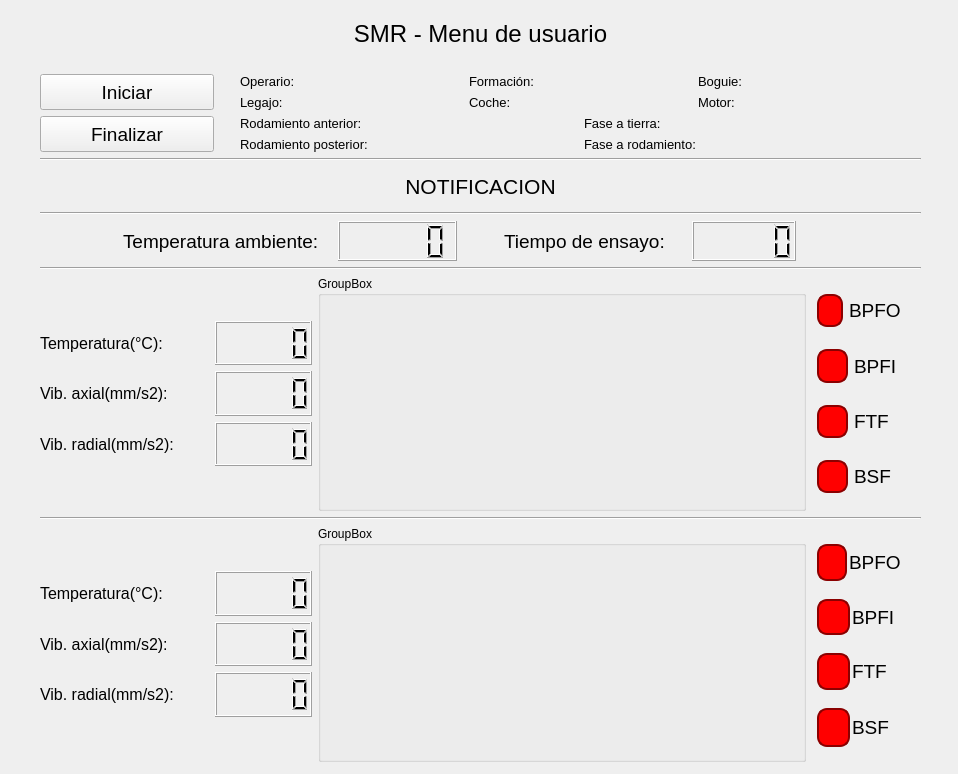
nvargas24/Sistema_medicion_de_rodamientos-SMR, file app_smr/Qt/win_user.ui: the form before one commit.
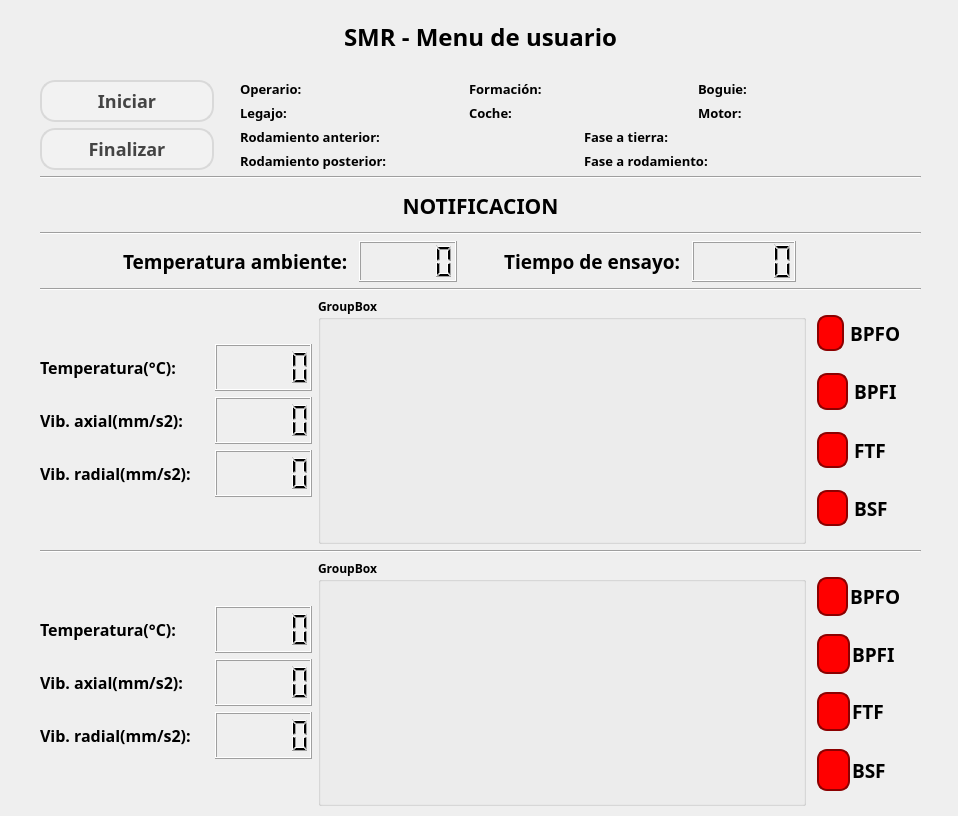
The form after the commit.

Commit message: cambio estilo de widgets en todas las ventanas

Diff of the .ui file:
```diff
--- a/app_smr/Qt/win_user.ui
+++ b/app_smr/Qt/win_user.ui
@@ -7,7 +7,7 @@
     <x>0</x>
     <y>0</y>
     <width>958</width>
-    <height>774</height>
+    <height>816</height>
    </rect>
   </property>
   <property name="windowTitle">
@@ -20,15 +20,25 @@
       <x>40</x>
       <y>20</y>
       <width>881</width>
-      <height>742</height>
+      <height>786</height>
      </rect>
     </property>
+    <property name="font">
+     <font>
+      <family>Segoe UI Semibold</family>
+      <weight>75</weight>
+      <bold>true</bold>
+     </font>
+    </property>
     <layout class="QVBoxLayout" name="verticalLayout" stretch="1,0,0,2,1,2,1,12,1,12">
      <item>
       <widget class="QLabel" name="label_7">
        <property name="font">
         <font>
+         <family>Segoe UI Semibold</family>
          <pointsize>18</pointsize>
+         <weight>75</weight>
+         <bold>true</bold>
         </font>
        </property>
        <property name="text">
@@ -59,9 +69,38 @@
            </property>
            <property name="font">
             <font>
-             <pointsize>14</pointsize>
+             <pointsize>-1</pointsize>
+             <weight>75</weight>
+             <bold>true</bold>
             </font>
            </property>
+           <property name="focusPolicy">
+            <enum>Qt::NoFocus</enum>
+           </property>
+           <property name="styleSheet">
+            <string notr="true">QPushButton {
+    background-color: #F2F2F2; /* Color de fondo */
+    border: 2px solid #D9D9D9; /* Borde gris claro */
+    border-radius: 15px; /* Bordes curvos */
+    padding: 5px 10px; /* Espacio interno para texto */
+    font-weight: bold; /* Texto en negrita */
+    font-size: 18px; /* Tamaño de fuente */
+    color: #444444; /* Color de texto */
+}
+
+QPushButton:hover {
+    background-color: #88AEF1; /* Color celeste */
+    border-color: #0078D7; /* Borde celeste */
+    color: #FFFFFF; /* Color de texto blanco */
+}
+
+QPushButton:focus {
+    background-color: #88AEF1; /* Color celeste */
+    border-color: #0078D7; /* Borde celeste */
+    color: #FFFFFF; /* Color de texto blanco */
+	outline: none; /* Elimina el contorno alrededor del QLineEdit al seleccionarlo */
+}</string>
+           </property>
            <property name="text">
             <string>Iniciar</string>
            </property>
@@ -77,9 +116,38 @@
            </property>
            <property name="font">
             <font>
-             <pointsize>14</pointsize>
+             <pointsize>-1</pointsize>
+             <weight>75</weight>
+             <bold>true</bold>
             </font>
            </property>
+           <property name="focusPolicy">
+            <enum>Qt::NoFocus</enum>
+           </property>
+           <property name="styleSheet">
+            <string notr="true">QPushButton {
+    background-color: #F2F2F2; /* Color de fondo */
+    border: 2px solid #D9D9D9; /* Borde gris claro */
+    border-radius: 15px; /* Bordes curvos */
+    padding: 5px 10px; /* Espacio interno para texto */
+    font-weight: bold; /* Texto en negrita */
+    font-size: 18px; /* Tamaño de fuente */
+    color: #444444; /* Color de texto */
+}
+
+QPushButton:hover {
+    background-color: #88AEF1; /* Color celeste */
+    border-color: #0078D7; /* Borde celeste */
+    color: #FFFFFF; /* Color de texto blanco */
+}
+
+QPushButton:focus {
+    background-color: #88AEF1; /* Color celeste */
+    border-color: #0078D7; /* Borde celeste */
+    color: #FFFFFF; /* Color de texto blanco */
+	outline: none; /* Elimina el contorno alrededor del QLineEdit al seleccionarlo */
+}</string>
+           </property>
            <property name="text">
             <string>Finalizar</string>
            </property>
@@ -99,7 +167,10 @@
                 <widget class="QLabel" name="label">
                  <property name="font">
                   <font>
+                   <family>Segoe UI Semibold</family>
                    <pointsize>10</pointsize>
+                   <weight>75</weight>
+                   <bold>true</bold>
                   </font>
                  </property>
                  <property name="text">
@@ -111,7 +182,10 @@
                 <widget class="QLabel" name="label_operario">
                  <property name="font">
                   <font>
+                   <family>Segoe UI Light</family>
                    <pointsize>10</pointsize>
+                   <weight>50</weight>
+                   <bold>false</bold>
                   </font>
                  </property>
                  <property name="text">
@@ -127,7 +201,10 @@
                 <widget class="QLabel" name="label_3">
                  <property name="font">
                   <font>
+                   <family>Segoe UI Semibold</family>
                    <pointsize>10</pointsize>
+                   <weight>75</weight>
+                   <bold>true</bold>
                   </font>
                  </property>
                  <property name="text">
@@ -139,7 +216,10 @@
                 <widget class="QLabel" name="label_legajo">
                  <property name="font">
                   <font>
+                   <family>Segoe UI Light</family>
                    <pointsize>10</pointsize>
+                   <weight>50</weight>
+                   <bold>false</bold>
                   </font>
                  </property>
                  <property name="text">
@@ -159,7 +239,10 @@
                 <widget class="QLabel" name="label_5">
                  <property name="font">
                   <font>
+                   <family>Segoe UI Semibold</family>
                    <pointsize>10</pointsize>
+                   <weight>75</weight>
+                   <bold>true</bold>
                   </font>
                  </property>
                  <property name="text">
@@ -171,7 +254,10 @@
                 <widget class="QLabel" name="label_formacion">
                  <property name="font">
                   <font>
+                   <family>Segoe UI Light</family>
                    <pointsize>10</pointsize>
+                   <weight>50</weight>
+                   <bold>false</bold>
                   </font>
                  </property>
                  <property name="text">
@@ -187,7 +273,10 @@
                 <widget class="QLabel" name="label_8">
                  <property name="font">
                   <font>
+                   <family>Segoe UI Semibold</family>
                    <pointsize>10</pointsize>
+                   <weight>75</weight>
+                   <bold>true</bold>
                   </font>
                  </property>
                  <property name="text">
@@ -199,7 +288,10 @@
                 <widget class="QLabel" name="label_coche">
                  <property name="font">
                   <font>
+                   <family>Segoe UI Light</family>
                    <pointsize>10</pointsize>
+                   <weight>50</weight>
+                   <bold>false</bold>
                   </font>
                  </property>
                  <property name="text">
@@ -219,7 +311,10 @@
                 <widget class="QLabel" name="label_10">
                  <property name="font">
                   <font>
+                   <family>Segoe UI Semibold</family>
                    <pointsize>10</pointsize>
+                   <weight>75</weight>
+                   <bold>true</bold>
                   </font>
                  </property>
                  <property name="text">
@@ -231,7 +326,10 @@
                 <widget class="QLabel" name="label_boguie">
                  <property name="font">
                   <font>
+                   <family>Segoe UI Light</family>
                    <pointsize>10</pointsize>
+                   <weight>50</weight>
+                   <bold>false</bold>
                   </font>
                  </property>
                  <property name="text">
@@ -247,7 +345,10 @@
                 <widget class="QLabel" name="label_12">
                  <property name="font">
                   <font>
+                   <family>Segoe UI Semibold</family>
                    <pointsize>10</pointsize>
+                   <weight>75</weight>
+                   <bold>true</bold>
                   </font>
                  </property>
                  <property name="text">
@@ -259,7 +360,10 @@
                 <widget class="QLabel" name="label_motor">
                  <property name="font">
                   <font>
+                   <family>Segoe UI Light</family>
                    <pointsize>10</pointsize>
+                   <weight>50</weight>
+                   <bold>false</bold>
                   </font>
                  </property>
                  <property name="text">
@@ -283,7 +387,10 @@
                 <widget class="QLabel" name="label_14">
                  <property name="font">
                   <font>
+                   <family>Segoe UI Semibold</family>
                    <pointsize>10</pointsize>
+                   <weight>75</weight>
+                   <bold>true</bold>
                   </font>
                  </property>
                  <property name="text">
@@ -295,7 +402,10 @@
                 <widget class="QLabel" name="label_modelo_rod_ant">
                  <property name="font">
                   <font>
+                   <family>Segoe UI Light</family>
                    <pointsize>10</pointsize>
+                   <weight>50</weight>
+                   <bold>false</bold>
                   </font>
                  </property>
                  <property name="text">
@@ -311,7 +421,10 @@
                 <widget class="QLabel" name="label_16">
                  <property name="font">
                   <font>
+                   <family>Segoe UI Semibold</family>
                    <pointsize>10</pointsize>
+                   <weight>75</weight>
+                   <bold>true</bold>
                   </font>
                  </property>
                  <property name="text">
@@ -323,7 +436,10 @@
                 <widget class="QLabel" name="label_modelo_rod_pos">
                  <property name="font">
                   <font>
+                   <family>Segoe UI Light</family>
                    <pointsize>10</pointsize>
+                   <weight>50</weight>
+                   <bold>false</bold>
                   </font>
                  </property>
                  <property name="text">
@@ -343,7 +459,10 @@
                 <widget class="QLabel" name="label_18">
                  <property name="font">
                   <font>
+                   <family>Segoe UI Semibold</family>
                    <pointsize>10</pointsize>
+                   <weight>75</weight>
+                   <bold>true</bold>
                   </font>
                  </property>
                  <property name="text">
@@ -355,7 +474,10 @@
                 <widget class="QLabel" name="label_fase_tierra">
                  <property name="font">
                   <font>
+                   <family>Segoe UI Light</family>
                    <pointsize>10</pointsize>
+                   <weight>50</weight>
+                   <bold>false</bold>
                   </font>
                  </property>
                  <property name="text">
@@ -371,7 +493,10 @@
                 <widget class="QLabel" name="label_20">
                  <property name="font">
                   <font>
+                   <family>Segoe UI Semibold</family>
                    <pointsize>10</pointsize>
+                   <weight>75</weight>
+                   <bold>true</bold>
                   </font>
                  </property>
                  <property name="text">
@@ -383,7 +508,10 @@
                 <widget class="QLabel" name="label_fase_rod">
                  <property name="font">
                   <font>
+                   <family>Segoe UI Light</family>
                    <pointsize>10</pointsize>
+                   <weight>50</weight>
+                   <bold>false</bold>
                   </font>
                  </property>
                  <property name="text">
@@ -412,7 +540,10 @@
       <widget class="QLabel" name="label_notificacion">
        <property name="font">
         <font>
+         <family>Segoe UI Semibold</family>
          <pointsize>16</pointsize>
+         <weight>75</weight>
+         <bold>true</bold>
         </font>
        </property>
        <property name="text">
@@ -451,7 +582,10 @@
           <widget class="QLabel" name="label_23">
            <property name="font">
             <font>
+             <family>Segoe UI Semibold</family>
              <pointsize>14</pointsize>
+             <weight>75</weight>
+             <bold>true</bold>
             </font>
            </property>
            <property name="text">
@@ -483,7 +617,10 @@
           <widget class="QLabel" name="label_24">
            <property name="font">
             <font>
+             <family>Segoe UI Semibold</family>
              <pointsize>14</pointsize>
+             <weight>75</weight>
+             <bold>true</bold>
             </font>
            </property>
            <property name="text">
@@ -544,7 +681,10 @@
             <widget class="QLabel" name="label_26">
              <property name="font">
               <font>
+               <family>Segoe UI Semibold</family>
                <pointsize>12</pointsize>
+               <weight>75</weight>
+               <bold>true</bold>
               </font>
              </property>
              <property name="text">
@@ -563,7 +703,10 @@
             <widget class="QLabel" name="label_27">
              <property name="font">
               <font>
+               <family>Segoe UI Semibold</family>
                <pointsize>12</pointsize>
+               <weight>75</weight>
+               <bold>true</bold>
               </font>
              </property>
              <property name="text">
@@ -582,7 +725,10 @@
             <widget class="QLabel" name="label_28">
              <property name="font">
               <font>
+               <family>Segoe UI Semibold</family>
                <pointsize>12</pointsize>
+               <weight>75</weight>
+               <bold>true</bold>
               </font>
              </property>
              <property name="text">
@@ -661,7 +807,10 @@
             <widget class="QLabel" name="label_78">
              <property name="font">
               <font>
+               <family>Segoe UI Semibold</family>
                <pointsize>14</pointsize>
+               <weight>75</weight>
+               <bold>true</bold>
               </font>
              </property>
              <property name="text">
@@ -700,7 +849,10 @@
             <widget class="QLabel" name="label_80">
              <property name="font">
               <font>
+               <family>Segoe UI Semibold</family>
                <pointsize>14</pointsize>
+               <weight>75</weight>
+               <bold>true</bold>
               </font>
              </property>
              <property name="text">
@@ -739,7 +891,10 @@
             <widget class="QLabel" name="label_82">
              <property name="font">
               <font>
+               <family>Segoe UI Semibold</family>
                <pointsize>14</pointsize>
+               <weight>75</weight>
+               <bold>true</bold>
               </font>
              </property>
              <property name="text">
@@ -778,7 +933,10 @@
             <widget class="QLabel" name="label_84">
              <property name="font">
               <font>
+               <family>Segoe UI Semibold</family>
                <pointsize>14</pointsize>
+               <weight>75</weight>
+               <bold>true</bold>
               </font>
              </property>
              <property name="text">
@@ -822,7 +980,10 @@
             <widget class="QLabel" name="label_85">
              <property name="font">
               <font>
+               <family>Segoe UI Semibold</family>
                <pointsize>12</pointsize>
+               <weight>75</weight>
+               <bold>true</bold>
               </font>
              </property>
              <property name="text">
@@ -841,7 +1002,10 @@
             <widget class="QLabel" name="label_86">
              <property name="font">
               <font>
+               <family>Segoe UI Semibold</family>
                <pointsize>12</pointsize>
+               <weight>75</weight>
+               <bold>true</bold>
               </font>
              </property>
              <property name="text">
@@ -860,7 +1024,10 @@
             <widget class="QLabel" name="label_87">
              <property name="font">
               <font>
+               <family>Segoe UI Semibold</family>
                <pointsize>12</pointsize>
+               <weight>75</weight>
+               <bold>true</bold>
               </font>
              </property>
              <property name="text">
@@ -942,7 +1109,10 @@
             <widget class="QLabel" name="label_93">
              <property name="font">
               <font>
+               <family>Segoe UI Semibold</family>
                <pointsize>14</pointsize>
+               <weight>75</weight>
+               <bold>true</bold>
               </font>
              </property>
              <property name="text">
@@ -981,7 +1151,10 @@
             <widget class="QLabel" name="label_91">
              <property name="font">
               <font>
+               <family>Segoe UI Semibold</family>
                <pointsize>14</pointsize>
+               <weight>75</weight>
+               <bold>true</bold>
               </font>
              </property>
              <property name="text">
@@ -1020,7 +1193,10 @@
             <widget class="QLabel" name="label_89">
              <property name="font">
               <font>
+               <family>Segoe UI Semibold</family>
                <pointsize>14</pointsize>
+               <weight>75</weight>
+               <bold>true</bold>
               </font>
              </property>
              <property name="text">
@@ -1059,7 +1235,10 @@
             <widget class="QLabel" name="label_95">
              <property name="font">
               <font>
+               <family>Segoe UI Semibold</family>
                <pointsize>14</pointsize>
+               <weight>75</weight>
+               <bold>true</bold>
               </font>
              </property>
              <property name="text">
```
The commit also changes 7 other files.
